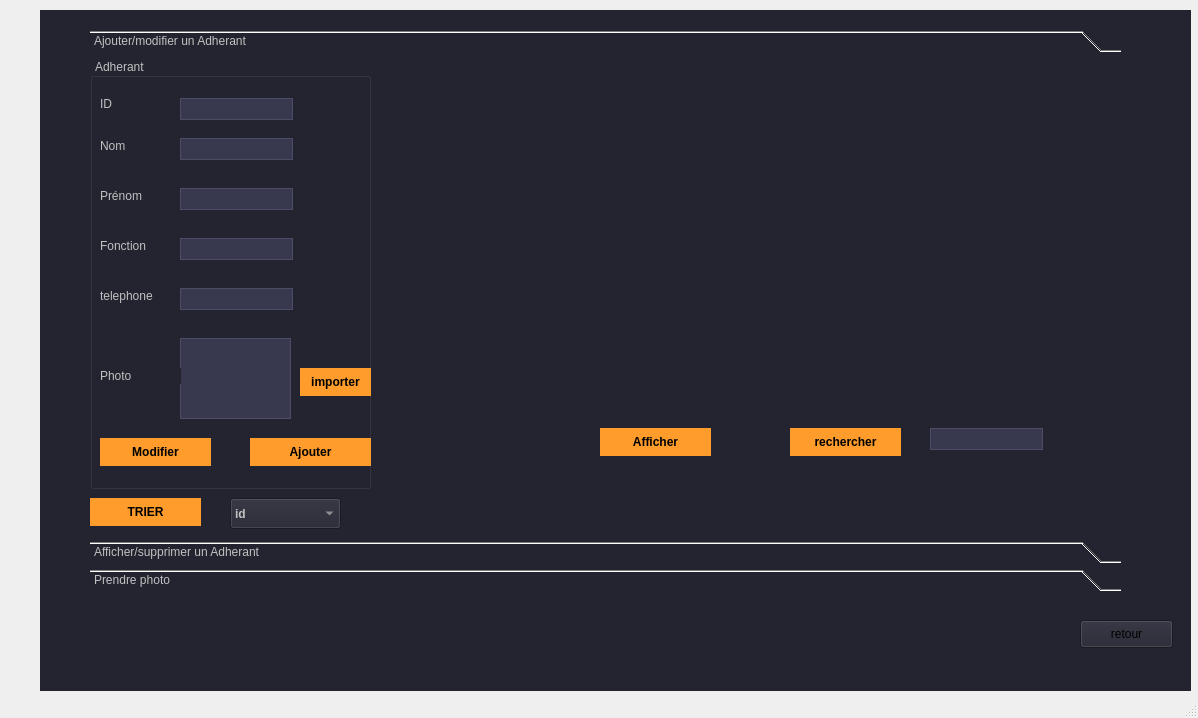
First picture: the form in Adherant/mainwindow.ui, repository azyyzme01/ASSOCIATION_D-AIDE, before the edit.
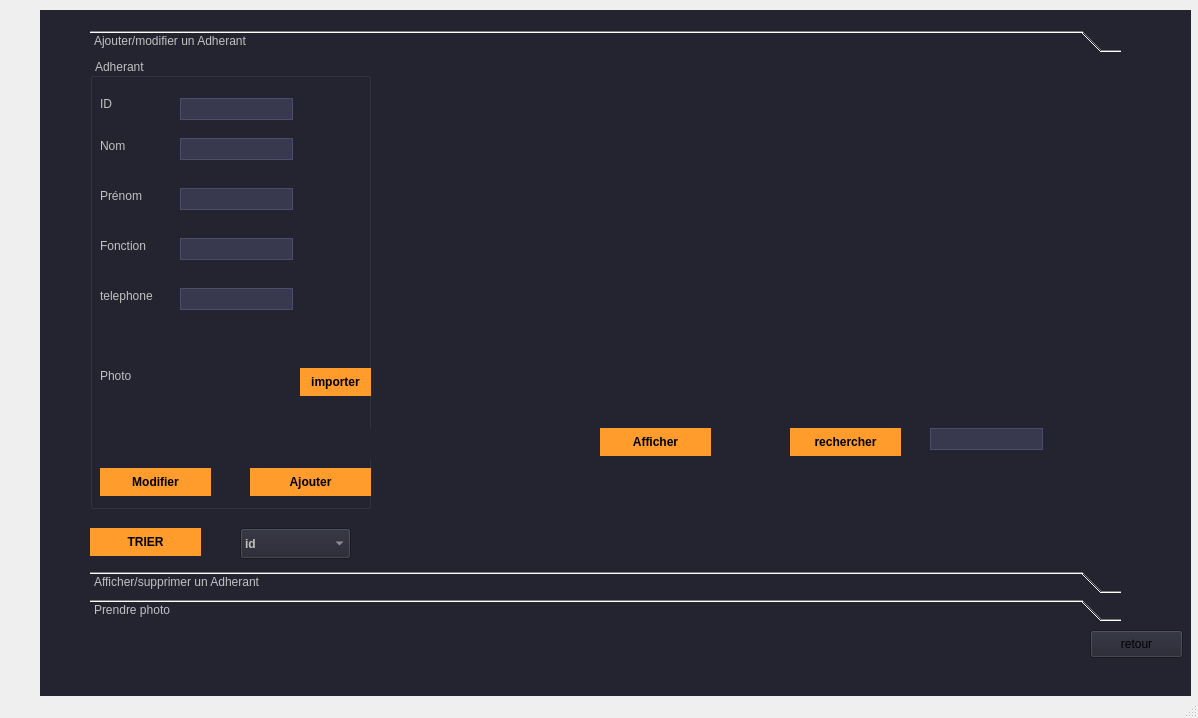
Second picture: the form after the edit. The open tabs and pages were chosen to show the change. Icons and pictures are not drawn.

What changed in the file:
```diff
--- a/Adherant/mainwindow.ui
+++ b/Adherant/mainwindow.ui
@@ -23,7 +23,7 @@
       <x>40</x>
       <y>10</y>
       <width>1151</width>
-      <height>681</height>
+      <height>711</height>
      </rect>
     </property>
     <property name="styleSheet">
@@ -181,8 +181,8 @@
      <widget class="QPushButton" name="retour_adherant_3">
       <property name="geometry">
        <rect>
-        <x>1040</x>
-        <y>610</y>
+        <x>1050</x>
+        <y>620</y>
         <width>93</width>
         <height>28</height>
        </rect>
@@ -197,7 +197,7 @@
         <x>50</x>
         <y>20</y>
         <width>1031</width>
-        <height>561</height>
+        <height>591</height>
        </rect>
       </property>
       <property name="styleSheet">
@@ -214,7 +214,7 @@
          <x>0</x>
          <y>0</y>
          <width>1031</width>
-         <height>471</height>
+         <height>501</height>
         </rect>
        </property>
        <attribute name="icon">
@@ -230,7 +230,7 @@
           <x>0</x>
           <y>0</y>
           <width>281</width>
-          <height>431</height>
+          <height>451</height>
          </rect>
         </property>
         <property name="title">
@@ -396,7 +396,7 @@
          <property name="geometry">
           <rect>
            <x>160</x>
-           <y>380</y>
+           <y>410</y>
            <width>121</width>
            <height>28</height>
           </rect>
@@ -417,7 +417,7 @@
          <property name="geometry">
           <rect>
            <x>10</x>
-           <y>380</y>
+           <y>410</y>
            <width>111</width>
            <height>28</height>
           </rect>
@@ -434,23 +434,6 @@
           <string>Modifier</string>
          </property>
         </widget>
-        <widget class="QLineEdit" name="le_image">
-         <property name="geometry">
-          <rect>
-           <x>90</x>
-           <y>280</y>
-           <width>111</width>
-           <height>81</height>
-          </rect>
-         </property>
-         <property name="styleSheet">
-          <string notr="true">background-color: #38394e;
-	color: #c1c1c1;
-	border-style: solid;
-	border-width: 1px;
-	border-color: #4a4c68;</string>
-         </property>
-        </widget>
         <widget class="QLabel" name="label_6">
          <property name="geometry">
           <rect>
@@ -485,6 +468,37 @@
           <string>importer</string>
          </property>
         </widget>
+        <widget class="QLabel" name="le_image">
+         <property name="geometry">
+          <rect>
+           <x>90</x>
+           <y>280</y>
+           <width>111</width>
+           <height>81</height>
+          </rect>
+         </property>
+         <property name="text">
+          <string/>
+         </property>
+        </widget>
+        <widget class="QLabel" name="chemin_photo">
+         <property name="geometry">
+          <rect>
+           <x>10</x>
+           <y>370</y>
+           <width>271</width>
+           <height>31</height>
+          </rect>
+         </property>
+         <property name="font">
+          <font>
+           <pointsize>10</pointsize>
+          </font>
+         </property>
+         <property name="text">
+          <string/>
+         </property>
+        </widget>
        </widget>
        <widget class="QTableView" name="tableView_adherant_14">
         <property name="geometry">
@@ -547,7 +561,7 @@
         <property name="geometry">
          <rect>
           <x>0</x>
-          <y>440</y>
+          <y>470</y>
           <width>111</width>
           <height>28</height>
          </rect>
@@ -567,8 +581,8 @@
        <widget class="QComboBox" name="comboBox66">
         <property name="geometry">
          <rect>
-          <x>140</x>
-          <y>440</y>
+          <x>150</x>
+          <y>470</y>
           <width>111</width>
           <height>31</height>
          </rect>
```
Left out of the diff: 8 changed lines with no effect on the pictures.
